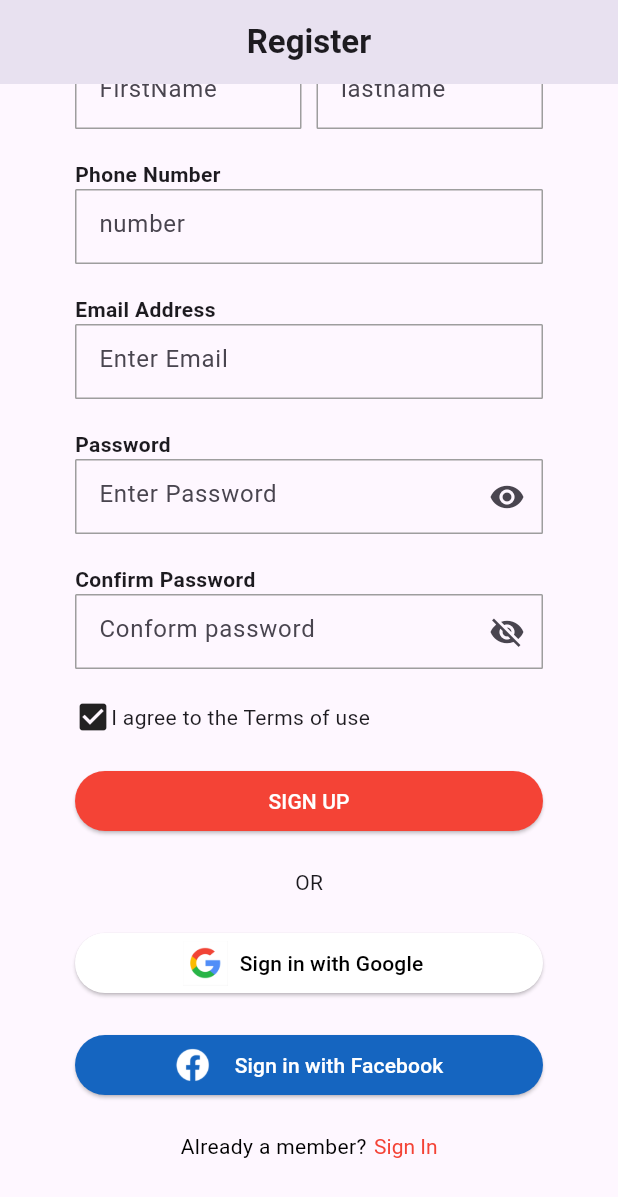
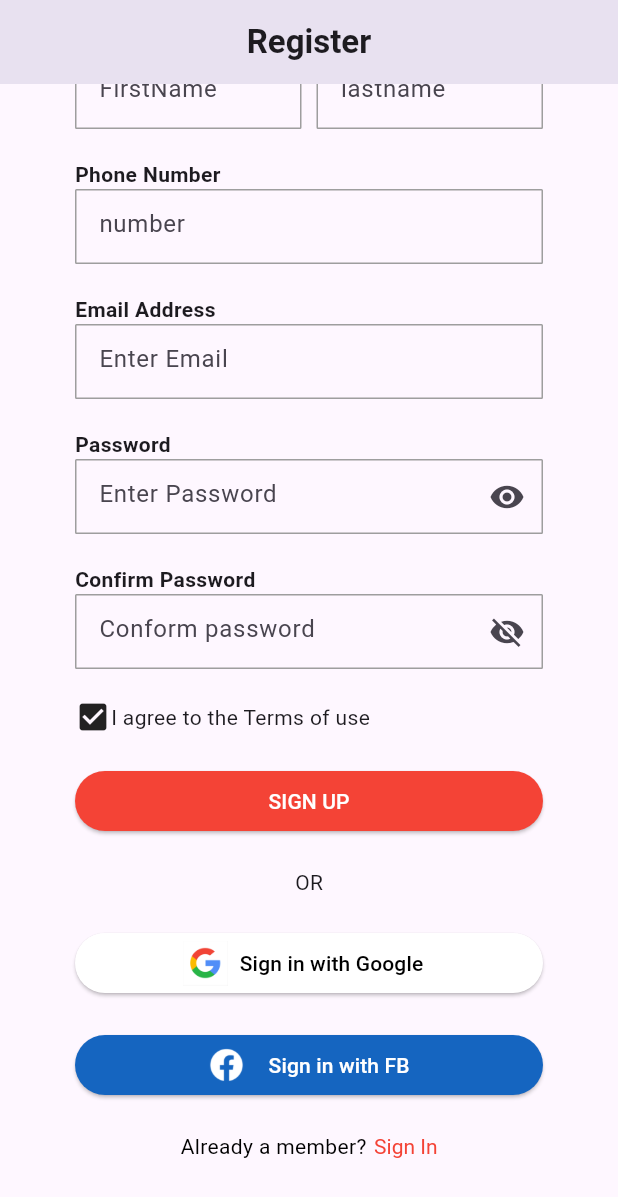
Before and after one commit to geddam-karthik/indeed, a Flutter app: the screen it shows after launch, scrolled down 90 dp, on a phone screen of 412 x 824 dp. Shown: the top 1197 px of the screen. Run offline on Flutter 3.47's test engine with Material 3 defaults, Android fonts, the phone set to English and light mode, and no system bars.

Commit message:
updated text Facebook to FB

```diff
--- a/lib/text_form_module/text_form.dart
+++ b/lib/text_form_module/text_form.dart
@@ -216,7 +216,7 @@ class _TextFormState extends State<TextForm> {
                 width: double.infinity,
                 child: ElevatedButton.icon(
                   icon: const Image(image: AssetImage('assets/images/fb2.png',),width: 40,height: 40,color: Colors.white,),
-                  label: const Text('Sign in with Facebook',style: TextStyle(color: Colors.white),),
+                  label: const Text('Sign in with FB',style: TextStyle(color: Colors.white),),
                   onPressed: () {
                     // Sign in with Facebook
                   },
```
